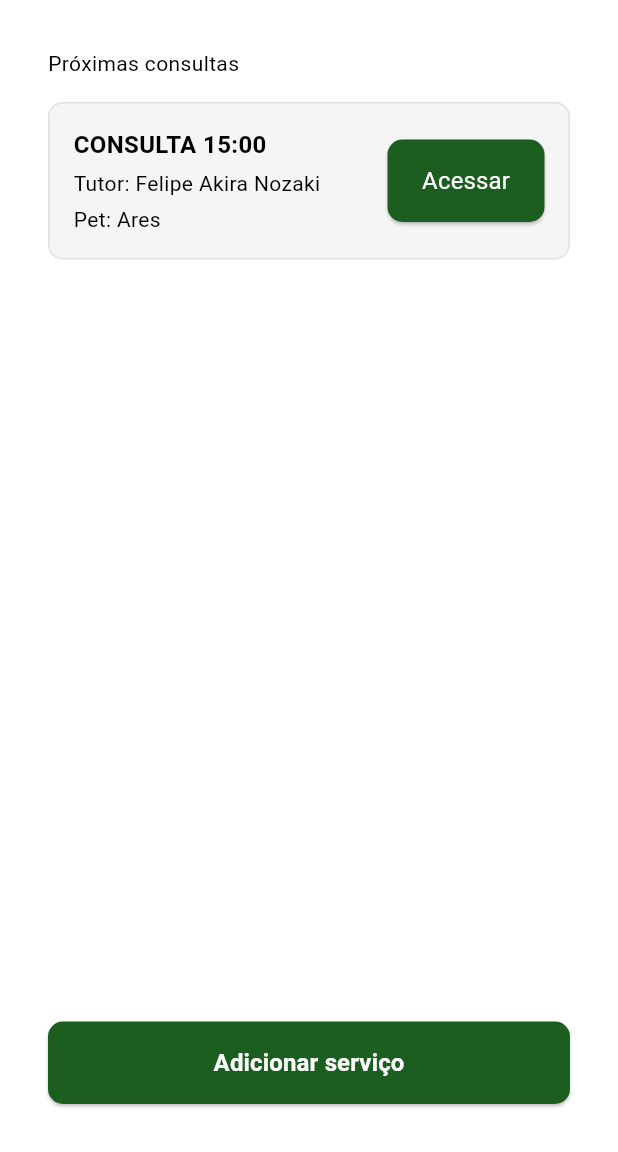
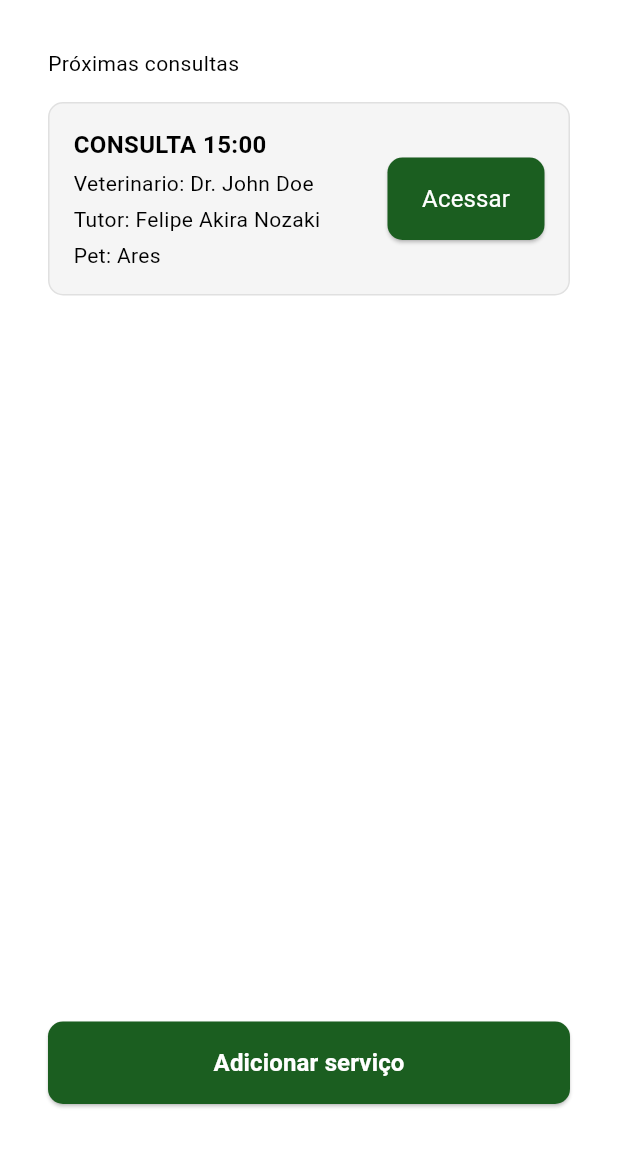
Before and after one commit to felipeakira1/VetClinicApp, a Flutter app: the screen it shows after launch, after a tap on "Entrar", on a phone screen of 412 x 824 dp, the part 84-1236 px from its top. Run offline on Flutter 3.47's test engine with Material 3 defaults, Android fonts, the light colour scheme and no system bars; our stand-ins replace flutter_bloc.

Commit message:
refactor: update appointments bloc to include veterinarian

```diff
--- a/lib/app.dart
+++ b/lib/app.dart
@@ -6,6 +6,8 @@ import 'package:tempvet/repository/guardian_repository.dart';
 import 'package:tempvet/repository/in_memory/in_memory_animal_repository.dart';
 import 'package:tempvet/repository/in_memory/in_memory_appointment_repository.dart';
 import 'package:tempvet/repository/in_memory/in_memory_guardian_repository.dart';
+import 'package:tempvet/repository/in_memory/in_memory_veterinarian_repository.dart';
+import 'package:tempvet/repository/veterinarian_repository.dart';
 import 'package:tempvet/view/bloc/appointments_bloc.dart';
 import 'package:tempvet/view/pages/login_page.dart';
 
@@ -15,11 +17,12 @@ class MainApp extends StatelessWidget {
   @override
   Widget build(BuildContext context) {
     AppointmentRepository appointmentRepository = InMemoryAppointmentRepository();
+    VeterinarianRepository veterinarianRepository = InMemoryVeterinarianRepository();
     AnimalRepository animalRepository = InMemoryAnimalRepository();
     GuardianRepository guardianRepository = InMemoryGuardianRepository();
 
     return BlocProvider(
-      create: (context) => AppointmentsBloc(appointmentRepository, animalRepository, guardianRepository),
+      create: (context) => AppointmentsBloc(appointmentRepository, veterinarianRepository, animalRepository, guardianRepository),
       child: MaterialApp(
           debugShowCheckedModeBanner: false,
           theme: ThemeData(
--- a/lib/domain/models/appointment.dart
+++ b/lib/domain/models/appointment.dart
@@ -1,5 +1,6 @@
 import 'package:tempvet/domain/models/animal.dart';
 import 'package:tempvet/domain/models/guardian.dart';
+import 'package:tempvet/domain/models/veterinarian.dart';
 
 class Appointment {
   int? id;
@@ -7,12 +8,15 @@ class Appointment {
   String hour;
   double valor;
   double spent;
-  Animal? animal;
-  Guardian? guardian;
   String reason;
   String? diagnostic;
   String? treatment;
   int animalId;
+  int veterinarianId;
+
+  Veterinarian? veterinarian;
+  Animal? animal;
+  Guardian? guardian;
 
   Appointment({
     this.id,
@@ -24,7 +28,8 @@ class Appointment {
     required this.reason,
     this.diagnostic,
     this.treatment,
-    required this.animalId
+    required this.animalId,
+    required this.veterinarianId,
   });
 
   factory Appointment.fromJson(Map<String, dynamic> json) {
@@ -37,7 +42,8 @@ class Appointment {
       reason: json['reason'],
       diagnostic: json['diagnostic'],
       treatment: json['treatment'],
-      animalId: json['animalId']
+      animalId: json['animalId'],
+      veterinarianId: json['veterinarianId'],
     );
   }
 
@@ -51,6 +57,8 @@ class Appointment {
       'reason': reason,
       'diagnostic': diagnostic,
       'treatment': treatment,
+      'animalId': animalId,
+      'veterinarianId': veterinarianId,
     };
   }
 }
--- a/lib/repository/in_memory/in_memory_appointment_repository.dart
+++ b/lib/repository/in_memory/in_memory_appointment_repository.dart
@@ -4,7 +4,7 @@
 
 class InMemoryAppointmentRepository implements AppointmentRepository {
   final List<Appointment> _appointments = [
-    Appointment(date: '26/09/2024', hour: '15:00', valor: 100.0, spent: 15.0, reason: 'reason', animalId: 1)
+    Appointment(date: '26/09/2024', hour: '15:00', valor: 100.0, spent: 15.0, reason: 'reason', animalId: 1, veterinarianId: 1)
   ];
 
   @override
--- a/lib/view/bloc/appointments_bloc.dart
+++ b/lib/view/bloc/appointments_bloc.dart
@@ -3,10 +3,12 @@
 import 'package:tempvet/domain/models/appointment.dart';
 import 'package:tempvet/domain/models/animal.dart';
 import 'package:tempvet/domain/models/guardian.dart';
+import 'package:tempvet/domain/models/veterinarian.dart';
 import 'package:tempvet/repository/animal_repository.dart';
 import 'package:tempvet/repository/appointment_repository.dart';
 import 'package:flutter_bloc/flutter_bloc.dart';
 import 'package:tempvet/repository/guardian_repository.dart';
+import 'package:tempvet/repository/veterinarian_repository.dart';
 
 abstract class AppointmentsEvents {}
 
@@ -32,13 +34,15 @@ class AppointmentsBloc extends Bloc<AppointmentsEvents, AppointmentsStates> {
   final AppointmentRepository _appointmentRepository;
   final AnimalRepository _animalRepository;
   final GuardianRepository _guardianRepository;
+  final VeterinarianRepository _veterinarianRepository;
 
-  AppointmentsBloc(this._appointmentRepository, this._animalRepository, this._guardianRepository) : super(AppointmentsLoading()) {
+  AppointmentsBloc(this._appointmentRepository, this._veterinarianRepository, this._animalRepository, this._guardianRepository) : super(AppointmentsLoading()) {
     on<FetchAppointments>((FetchAppointments event, Emitter<AppointmentsStates> emit) async {
       emit(AppointmentsLoading());
       try {
         List<Appointment> appointments = await _appointmentRepository.fetchAppointments();
         for(Appointment appointment in appointments) {
+          appointment.veterinarian = (await _veterinarianRepository.retrieveVeterinarianById(appointment.veterinarianId) as Veterinarian?);
           appointment.animal = (await _animalRepository.fetchAnimalById(appointment.animalId) as Animal?);
           appointment.guardian = (await _guardianRepository.retrieveGuardianById(appointment.animal!.guardianId) as Guardian?);
         }
--- a/lib/view/widgets/appointment_card.dart
+++ b/lib/view/widgets/appointment_card.dart
@@ -28,6 +28,8 @@ class AppointmentCard extends StatelessWidget {
               children: [
                 Text('CONSULTA ${appointment.hour}', style: const TextStyle(fontSize: 16, fontWeight: FontWeight.bold), overflow: TextOverflow.ellipsis,),
                 const SizedBox(height: 4),
+                Text('Veterinario: ${appointment.veterinarian!.name}', overflow: TextOverflow.ellipsis),
+                const SizedBox(height: 4),
                 Text('Tutor: ${appointment.guardian!.name}', overflow: TextOverflow.ellipsis),
                 const SizedBox(height: 4),
                 if (appointment.animal != null)
```
